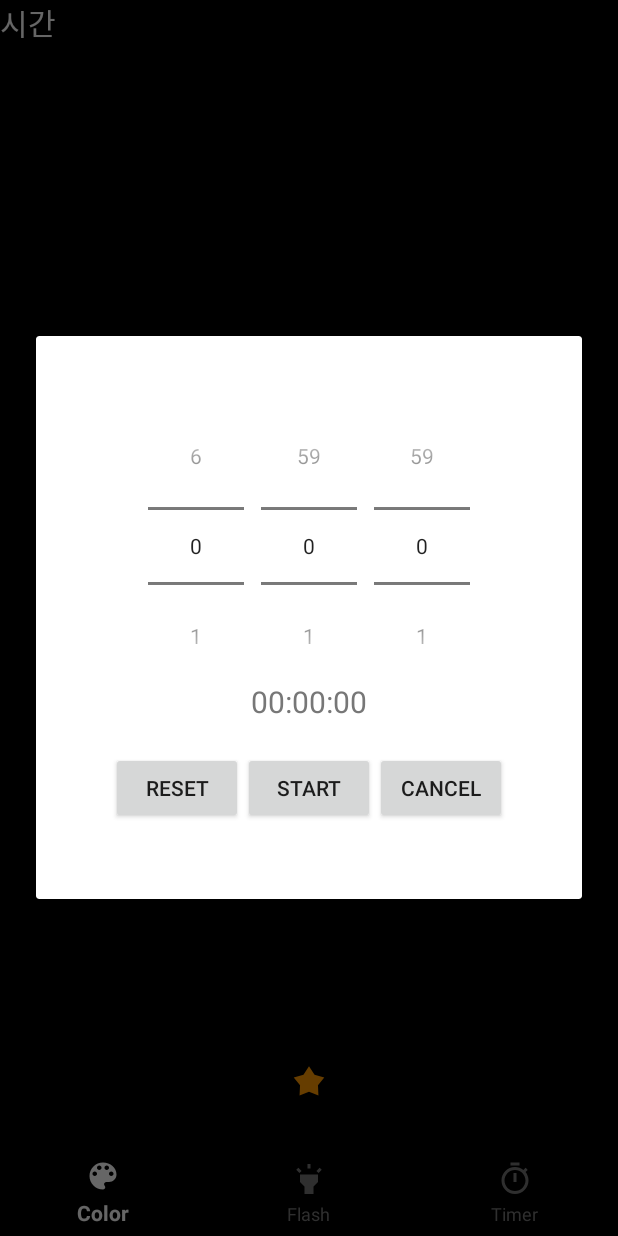
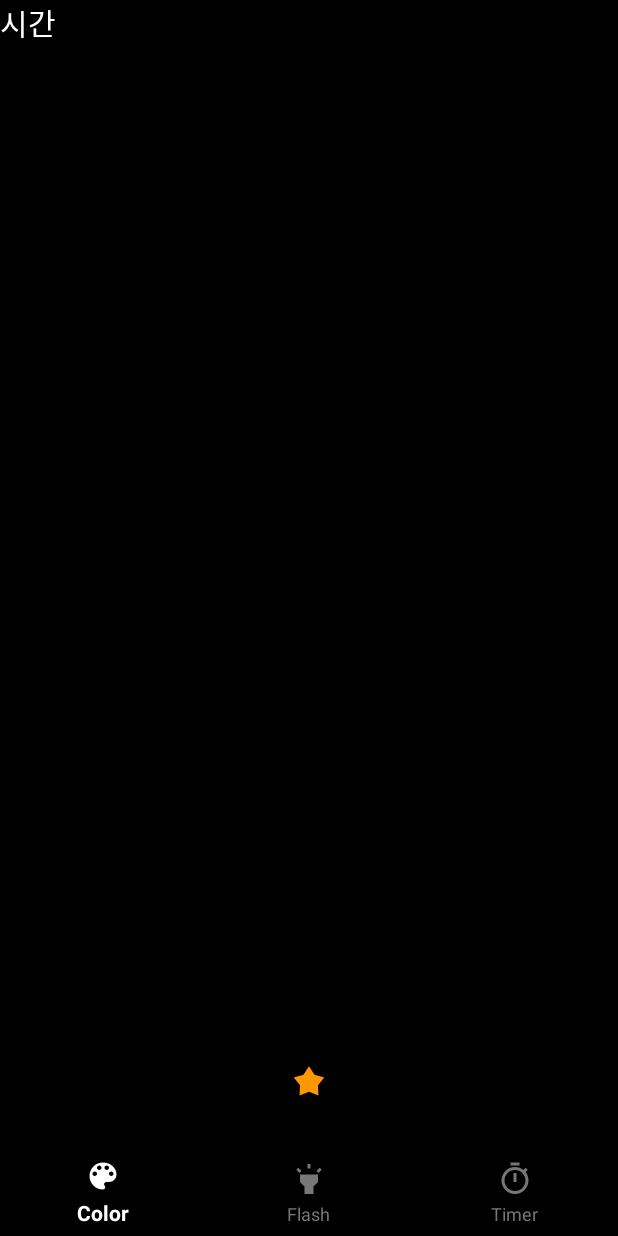
Before and after one commit to seonhye96/FlashLight, an Android app: the screen it shows after launch (MainActivity), after a tap on "START", on a phone screen of 412 x 824 dp. Run offline under Robolectric (Android 15) with nearby library versions, the phone set to English and light mode, and no system bars; libraries missing offline, so code that uses them is left out: com.azeesoft.lib; 2 statements that could not run were skipped.

Commit message:
MainActivity 타이머 적용 완료

```diff
--- a/app/src/main/java/com/naesseuapp/flashlight/MainActivity.kt
+++ b/app/src/main/java/com/naesseuapp/flashlight/MainActivity.kt
@@ -4,6 +4,7 @@ import android.content.Intent
 import android.graphics.Color
 import android.os.Build
 import android.os.Bundle
+import android.os.SystemClock
 import android.util.Log
 import android.view.View
 import androidx.annotation.RequiresApi
@@ -18,6 +19,7 @@ import kotlinx.android.synthetic.main.activity_timer.*
 class MainActivity : BaseActivity() {
 
     var dialog = TimeFragment()
+    var isRunning = false
 
     @RequiresApi(Build.VERSION_CODES.LOLLIPOP)
     override fun onCreate(savedInstanceState: Bundle?) {
@@ -90,35 +92,32 @@ class MainActivity : BaseActivity() {
     }// setupEvents
 
     override fun setupValues() {
-        var data = dialog.arguments?.getString("TIMER")
+
+    }
+
+    fun getTimer(){
+        var data = dialog.arguments?.getString("TIMER")!!
         if (data != null) {
             MainTimeGoingTxt.text = data
         }
         Log.d("ARG", "ARG : ${dialog.arguments?.getString("TIMER")}")
 
+        isRunning = true
+        var thread = ThreadClass()
+        thread.start()
+    }
+    inner class ThreadClass : Thread(){
+        override fun run() {
+            while (isRunning){
+                SystemClock.sleep(100)
+                var time = System.currentTimeMillis()
+                Log.d("test1", "쓰레드 : ${time}")
+
+                runOnUiThread {
+                   MainTimeGoingTxt.text = dialog.arguments?.getString("TIMER")
+                }
+            }
+        }
     }
 
-
-    /*
-    fun timePicker() {
-        val builder = AlertDialog.Builder(mContext)
-        val dialogView = layoutInflater.inflate(R.layout.time_picker_layout, null)
-
-        val dialogTime = dialogView.findViewById<TextView>(R.id.selectTimeTxt)
-
-
-
-        builder.setView(dialogView)
-            .setPositiveButton("실행") { dialogInterface, i ->
-
-                MainTimeGoingTxt.text = dialogTime.text
-                MainTimeGoingTxt.visibility = View.VISIBLE
-
-                ScreenTimeGoingTxt.text = dialogTime.text
-                ScreenTimeGoingTxt.visibility = View.VISIBLE
-            }
-            .setNegativeButton("취소") { dialogInterface, i ->
-            }.show()
-    }
-     */
 }
--- a/app/src/main/java/com/naesseuapp/flashlight/TimeFragment.kt
+++ b/app/src/main/java/com/naesseuapp/flashlight/TimeFragment.kt
@@ -1,5 +1,6 @@
 package com.naesseuapp.flashlight
 
+import android.app.Activity
 import android.os.Bundle
 import android.os.CountDownTimer
 import android.util.Log
@@ -49,11 +50,11 @@ class TimeFragment : DialogFragment(), View.OnClickListener{
             checkNumber()
             countDown(timeSelected)
 
-            //startBtn.visibility = View.INVISIBLE
+            //startBtn.visibility = View.GONE
             // resetAABtn.visibility = View.VISIBLE
 
 
-            //dismiss()
+            dismiss()
         }
 
         view.resetAABtn.setOnClickListener {
@@ -159,21 +160,22 @@ class TimeFragment : DialogFragment(), View.OnClickListener{
 
 
                 timeLeftFormatted = String.format(Locale.getDefault(), "%02d:%02d:%02d", hour, min, second)
-                //MainTimeGoingTxt.text = timeLeftFormatted
-//                TimeAATxt.text = timeLeftFormatted
 
-                //Log.d("timeSelected", "timeLeftFormatted : ${timeLeftFormatted}")
                 bundle.putString("TIMER", timeLeftFormatted)
                 Log.d("bundle", "bundle : ${bundle}")
                 fragment.arguments = bundle
+
+
+                try {
+                    (activity as MainActivity)?.getTimer()
+                } catch (e: Exception) {
+                }
 
             }
 
             override fun onFinish() {
                 //startBtn.isEnabled = true
                 //resetAABtn.isEnabled = false
-
-                Log.d("fin", "fin")
             }
 
         }.start()
@@ -184,4 +186,5 @@ class TimeFragment : DialogFragment(), View.OnClickListener{
     }
 
 
+
 }
```
